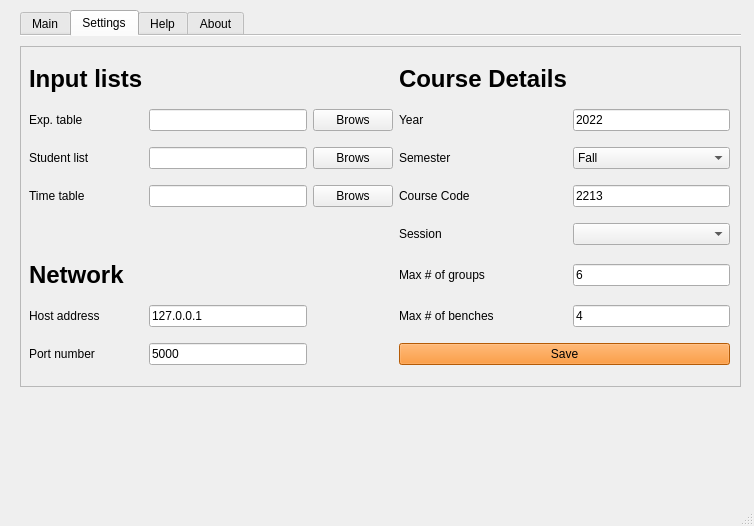
Before: the Qt Designer form YorkULabSeating.ui in tdgskinner/yorku-phys-lab-seating, drawn with Qt 5.
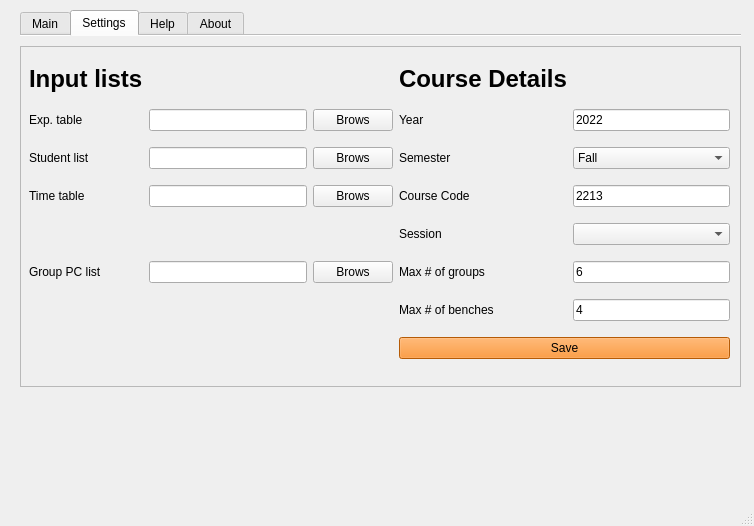
After: the same form once the commit is applied. The open tabs and pages were chosen to show the change. Icons and pictures are not drawn.

Commit message: group pc txt list

Diff of the .ui file:
```diff
--- a/YorkULabSeating.ui
+++ b/YorkULabSeating.ui
@@ -384,19 +384,6 @@
           </property>
          </widget>
         </item>
-        <item row="6" column="0">
-         <widget class="QLabel" name="label_12">
-          <property name="font">
-           <font>
-            <weight>50</weight>
-            <bold>false</bold>
-           </font>
-          </property>
-          <property name="text">
-           <string>Host address</string>
-          </property>
-         </widget>
-        </item>
         <item row="0" column="0">
          <widget class="QLabel" name="label_38">
           <property name="sizePolicy">
@@ -424,19 +411,6 @@
           </property>
          </widget>
         </item>
-        <item row="7" column="0">
-         <widget class="QLabel" name="label_13">
-          <property name="font">
-           <font>
-            <weight>50</weight>
-            <bold>false</bold>
-           </font>
-          </property>
-          <property name="text">
-           <string>Port number</string>
-          </property>
-         </widget>
-        </item>
         <item row="5" column="4">
          <widget class="QLineEdit" name="lineEdit_ngroups">
           <property name="text">
@@ -531,19 +505,6 @@
           </property>
          </widget>
         </item>
-        <item row="6" column="1">
-         <widget class="QLineEdit" name="lineEdit_host">
-          <property name="font">
-           <font>
-            <weight>50</weight>
-            <bold>false</bold>
-           </font>
-          </property>
-          <property name="text">
-           <string>127.0.0.1</string>
-          </property>
-         </widget>
-        </item>
         <item row="1" column="2">
          <widget class="QPushButton" name="pushButton_exp_brows">
           <property name="text">
@@ -610,39 +571,6 @@
           </property>
          </widget>
         </item>
-        <item row="7" column="1">
-         <widget class="QLineEdit" name="lineEdit_port">
-          <property name="font">
-           <font>
-            <weight>50</weight>
-            <bold>false</bold>
-           </font>
-          </property>
-          <property name="text">
-           <string>5000</string>
-          </property>
-         </widget>
-        </item>
-        <item row="5" column="0">
-         <widget class="QLabel" name="label_31">
-          <property name="sizePolicy">
-           <sizepolicy hsizetype="Preferred" vsizetype="Fixed">
-            <horstretch>0</horstretch>
-            <verstretch>0</verstretch>
-           </sizepolicy>
-          </property>
-          <property name="font">
-           <font>
-            <pointsize>18</pointsize>
-            <weight>75</weight>
-            <bold>true</bold>
-           </font>
-          </property>
-          <property name="text">
-           <string>Network</string>
-          </property>
-         </widget>
-        </item>
         <item row="2" column="1">
          <widget class="QLineEdit" name="lineEdit_stud_csv">
           <property name="text">
@@ -690,6 +618,27 @@
           </property>
          </widget>
         </item>
+        <item row="5" column="1">
+         <widget class="QLineEdit" name="lineEdit_gpc_txt">
+          <property name="text">
+           <string/>
+          </property>
+         </widget>
+        </item>
+        <item row="5" column="2">
+         <widget class="QPushButton" name="pushButton_gpc_brows">
+          <property name="text">
+           <string>Brows</string>
+          </property>
+         </widget>
+        </item>
+        <item row="5" column="0">
+         <widget class="QLabel" name="label_47">
+          <property name="text">
+           <string>Group PC list</string>
+          </property>
+         </widget>
+        </item>
        </layout>
       </widget>
      </widget>
```
Left out of the diff: 8 changed lines with no effect on the pictures. The commit also changes 4 other files.
